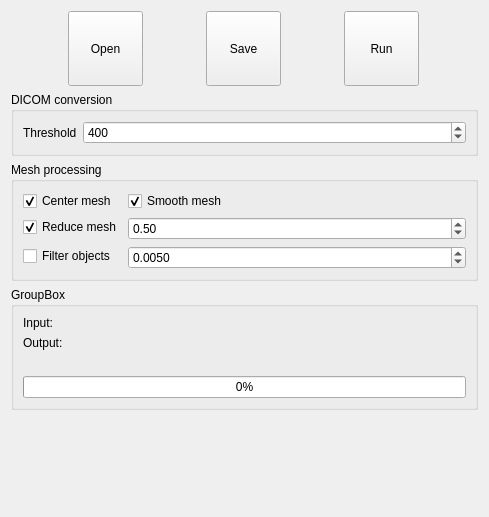
First picture: the form in gui/d2mWidget.ui, repository eidelen/DicomToMesh, before the edit.
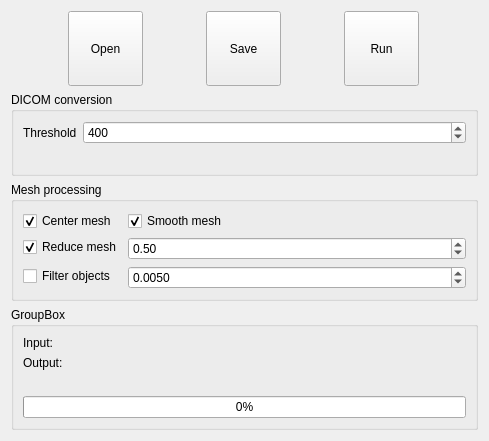
Second picture: the form after the edit. Icons and pictures are not drawn.

Commit message: Visualize mesh in gui

```diff
--- a/gui/d2mWidget.ui
+++ b/gui/d2mWidget.ui
@@ -7,7 +7,7 @@
     <x>0</x>
     <y>0</y>
     <width>489</width>
-    <height>517</height>
+    <height>441</height>
    </rect>
   </property>
   <property name="sizePolicy">
@@ -214,19 +214,6 @@
      </layout>
     </widget>
    </item>
-   <item row="4" column="0">
-    <spacer name="verticalSpacer">
-     <property name="orientation">
-      <enum>Qt::Vertical</enum>
-     </property>
-     <property name="sizeHint" stdset="0">
-      <size>
-       <width>20</width>
-       <height>40</height>
-      </size>
-     </property>
-    </spacer>
-   </item>
    <item row="1" column="0">
     <widget class="QGroupBox" name="groupBox">
      <property name="title">
```
Left out of the diff: 74 changed lines with no effect on the pictures. The commit also changes 5 other files.
